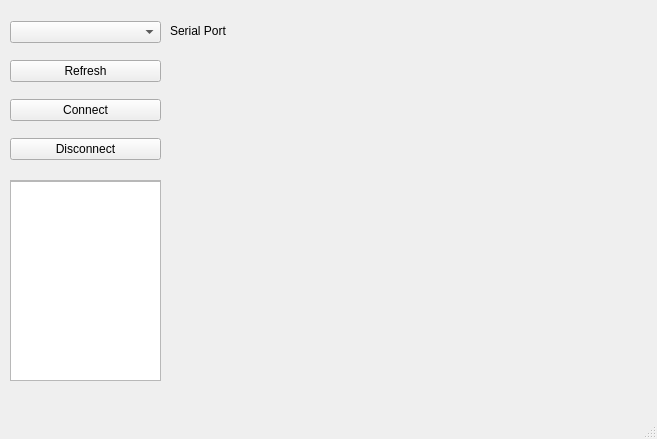
TheAntTeam/serial_logger_gui, file test_serial.ui: the form before one commit.
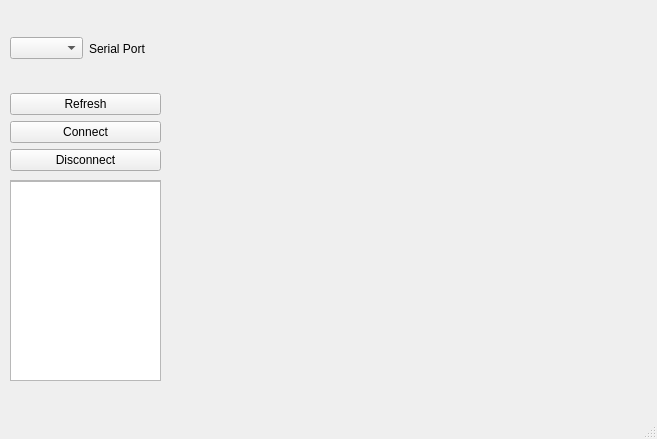
The form after the commit. Custom widgets are drawn as their Qt base class.

Commit message: Corrected reassigning of residual string, slightly changed ui

What changed in the file:
```diff
--- a/test_serial.ui
+++ b/test_serial.ui
@@ -25,7 +25,18 @@
     </property>
     <layout class="QVBoxLayout" name="verticalLayout">
      <item>
-      <widget class="QComboBox" name="serialPortsComboBox"/>
+      <layout class="QHBoxLayout" name="horizontalLayout">
+       <item>
+        <widget class="QComboBox" name="serialPortsComboBox"/>
+       </item>
+       <item>
+        <widget class="QLabel" name="label">
+         <property name="text">
+          <string>Serial Port</string>
+         </property>
+        </widget>
+       </item>
+      </layout>
      </item>
      <item>
       <widget class="QPushButton" name="refreshButton">
@@ -112,19 +123,11 @@
      <rect>
       <x>170</x>
       <y>10</y>
-      <width>151</width>
+      <width>481</width>
       <height>41</height>
      </rect>
     </property>
-    <layout class="QVBoxLayout" name="verticalLayout_2">
-     <item>
-      <widget class="QLabel" name="label">
-       <property name="text">
-        <string>Serial Port</string>
-       </property>
-      </widget>
-     </item>
-    </layout>
+    <layout class="QVBoxLayout" name="verticalLayout_2"/>
    </widget>
    <widget class="QSplitter" name="splitter">
     <property name="geometry">
```
The commit also changes 1 other file.
